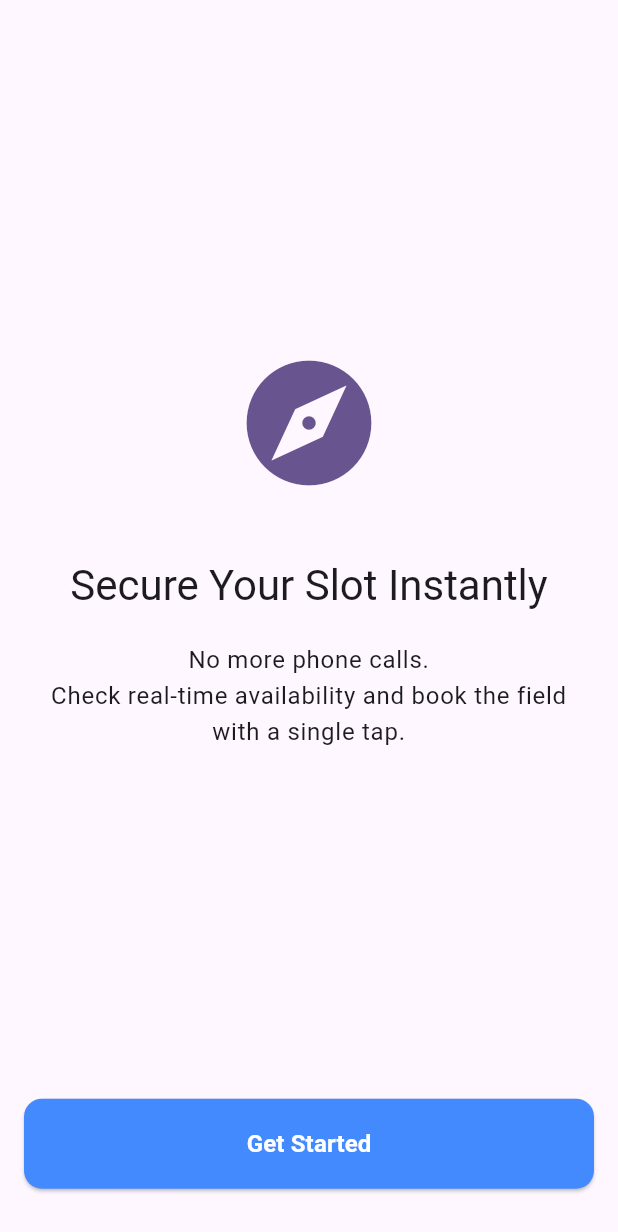
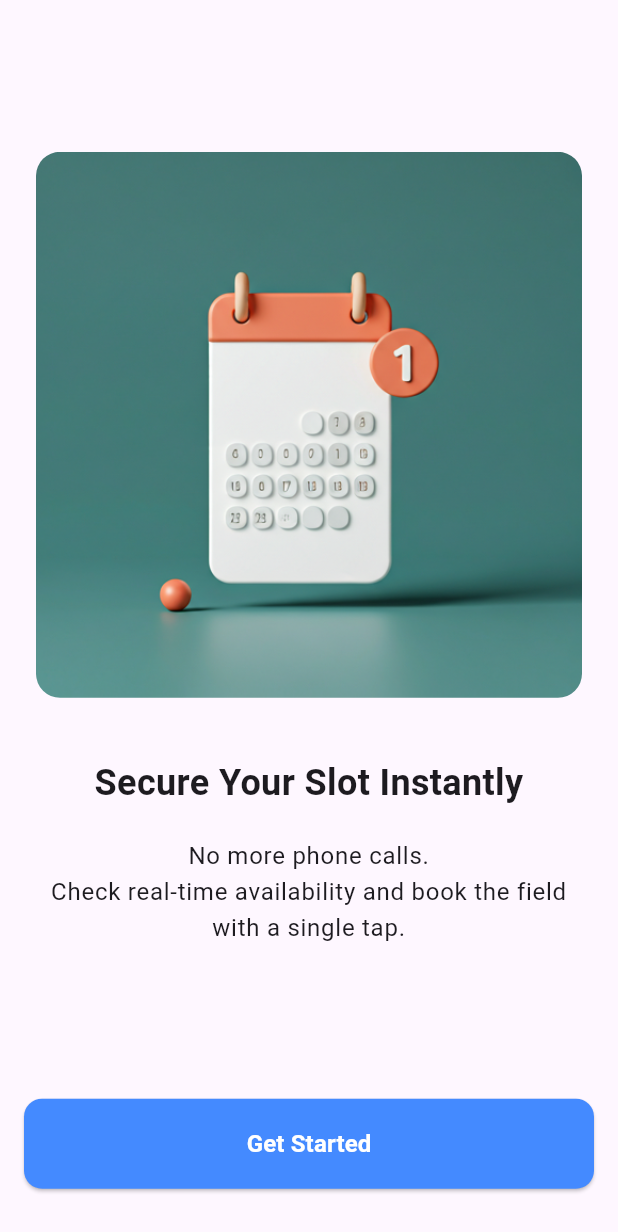
Before and after one commit to ahmedadss2003/kick-off, a Flutter app: the screen it shows after launch, after a tap on "Next", on a phone screen of 412 x 824 dp. Shown: the top 1232 px of the screen. Run offline on Flutter 3.47's test engine with Material 3 defaults, Android fonts, the phone set to English and light mode, and no system bars; our stand-ins replace animated_splash_screen, dio, flutter_screenutil, shared_preferences; network calls fail.

Commit message:
Add SplashScreen with logo and text animation
- Implemented SplashScreen as a StatefulWidget.
- Added logo fade-in and scale animation using AnimationController.
- Introduced text animation to display the word "kickoff" letter by letter.
- Navigated to OnboardingScreen after animations complete.
- Included assets for the logo image.

```diff
--- a/flutter_native_splash.yaml
+++ /dev/null
@@ -1,5 +0,0 @@
-flutter_native_splash:
-  background_image: assets/images/bg_image_splash_screen.png
-  android_12:
-    image: assets/images/splash_screen_android12+.png
-    color: "#0E7533"
--- a/lib/features/onboarding/onboarding_data.dart
+++ b/lib/features/onboarding/onboarding_data.dart
@@ -1,16 +1,14 @@
-import 'package:flutter/material.dart';
-
 const List<Map<String, dynamic>> onboardingPages = [
   {
-    'title': 'Your Game,\n OnTap Away',
+    'title': 'Your Game,\n One Tap Away',
     'description':
         'Secure your spot at the arena instantly,\nNo calls, no waiting — just football.',
-    'icon': Icons.waving_hand,
+    'image': 'assets/images/kickoff_onboaring.png',
   },
   {
     'title': 'Secure Your Slot Instantly',
     'description':
         'No more phone calls.\nCheck real-time availability and book the field with a single tap.',
-    'icon': Icons.explore,
+    'image': 'assets/images/kickoff_onboardingll.png',
   },
 ];
--- a/lib/features/onboarding/onboarding_page.dart
+++ b/lib/features/onboarding/onboarding_page.dart
@@ -3,13 +3,13 @@ import 'package:flutter/material.dart';
 class OnboardingPage extends StatelessWidget {
   final String title;
   final String description;
-  final IconData icon;
+  final String image;
 
   const OnboardingPage({
     super.key,
     required this.title,
     required this.description,
-    required this.icon,
+    required this.image,
   });
 
   @override
@@ -19,11 +19,14 @@ class OnboardingPage extends StatelessWidget {
       child: Column(
         mainAxisAlignment: MainAxisAlignment.center,
         children: [
-          Icon(icon, size: 100, color: Theme.of(context).primaryColor),
+          ClipRRect(
+            borderRadius: BorderRadius.circular(16.0),
+            child: Image.asset(image),
+          ),
           const SizedBox(height: 40),
           Text(
             title,
-            style: Theme.of(context).textTheme.headlineMedium,
+            style: TextStyle(fontSize: 24, fontWeight: FontWeight.bold),
             textAlign: TextAlign.center,
           ),
           const SizedBox(height: 20),
--- a/lib/features/onboarding/onboarding_screen.dart
+++ b/lib/features/onboarding/onboarding_screen.dart
@@ -60,7 +60,7 @@ class _OnboardingScreenState extends State<OnboardingScreen> {
                 return OnboardingPage(
                   title: onboardingPages[index]['title']!,
                   description: onboardingPages[index]['description']!,
-                  icon: onboardingPages[index]['icon'] as IconData,
+                  image: onboardingPages[index]['image'],
                 );
               },
             ),
--- /dev/null
+++ b/lib/features/splash_screen/spalsh_screen.dart
@@ -0,0 +1,106 @@
+import 'package:flutter/material.dart';
+import 'package:kickoff/features/onboarding/onboarding_screen.dart';
+
+class SplashScreen extends StatefulWidget {
+  const SplashScreen({Key? key}) : super(key: key);
+
+  @override
+  State<SplashScreen> createState() => _SplashScreenState();
+}
+
+class _SplashScreenState extends State<SplashScreen>
+    with SingleTickerProviderStateMixin {
+  late AnimationController _controller;
+  late Animation<double> _logoAnimation;
+  String _displayedText = '';
+  final String _fullText = 'kickoff';
+  int _currentIndex = 0;
+
+  @override
+  void initState() {
+    super.initState();
+
+    // Logo fade-in animation
+    _controller = AnimationController(
+      vsync: this,
+      duration: const Duration(milliseconds: 1000),
+    );
+
+    _logoAnimation = Tween<double>(
+      begin: 0.0,
+      end: 1.0,
+    ).animate(CurvedAnimation(parent: _controller, curve: Curves.easeIn));
+
+    _controller.forward();
+
+    Future.delayed(const Duration(milliseconds: 800), () {
+      _animateText();
+    });
+
+    // Navigate to home after animation completes
+    Future.delayed(const Duration(milliseconds: 3500), () {
+      _navigateToHome();
+    });
+  }
+
+  void _animateText() {
+    if (_currentIndex < _fullText.length) {
+      setState(() {
+        _displayedText += _fullText[_currentIndex];
+        _currentIndex++;
+      });
+      Future.delayed(const Duration(milliseconds: 150), _animateText);
+    }
+  }
+
+  void _navigateToHome() {
+    Navigator.of(context).pushReplacement(
+      MaterialPageRoute(builder: (context) => const OnboardingScreen()),
+    );
+  }
+
+  @override
+  void dispose() {
+    _controller.dispose();
+    super.dispose();
+  }
+
+  @override
+  Widget build(BuildContext context) {
+    return Scaffold(
+      backgroundColor: Colors.white,
+      body: Center(
+        child: Column(
+          mainAxisAlignment: MainAxisAlignment.center,
+          children: [
+            FadeTransition(
+              opacity: _logoAnimation,
+              child: ScaleTransition(
+                scale: _logoAnimation,
+                child: Container(
+                  width: 120,
+                  height: 120,
+                  decoration: BoxDecoration(
+                    borderRadius: BorderRadius.circular(20),
+                  ),
+                  child: Image.asset('assets/images/appp_logo.png'),
+                ),
+              ),
+            ),
+            const SizedBox(height: 40),
+            // Animated text
+            Text(
+              _displayedText,
+              style: const TextStyle(
+                fontSize: 36,
+                fontWeight: FontWeight.bold,
+                color: Colors.green,
+                letterSpacing: 2,
+              ),
+            ),
+          ],
+        ),
+      ),
+    );
+  }
+}
--- a/lib/main.dart
+++ b/lib/main.dart
@@ -2,6 +2,8 @@ import 'package:flutter/material.dart';
 import 'package:flutter_screenutil/flutter_screenutil.dart';
 import 'package:kickoff/core/routes_manager/routes_generators.dart';
 import 'package:kickoff/features/onboarding/onboarding_screen.dart';
+import 'package:animated_splash_screen/animated_splash_screen.dart';
+import 'package:kickoff/features/splash_screen/spalsh_screen.dart';
 
 void main() async {
   WidgetsFlutterBinding.ensureInitialized();
@@ -22,45 +24,8 @@ class MyApp extends StatelessWidget {
         theme: ThemeData(
           colorScheme: ColorScheme.fromSeed(seedColor: Colors.deepPurple),
         ),
-        home: const OnboardingScreen(),
+        home: SplashScreen(),
       ),
     );
   }
 }
-
-// class SplashScreen extends StatefulWidget {
-//   const SplashScreen({super.key});
-
-//   @override
-//   State<SplashScreen> createState() => _SplashScreenState();
-// }
-
-// class _SplashScreenState extends State<SplashScreen> {
-//   @override
-//   void initState() {
-//     super.initState();
-//     _checkOnboarding();
-//   }
-
-//   Future<void> _checkOnboarding() async {
-//     final prefs = await SharedPreferences.getInstance();
-//     final onboardingCompleted = prefs.getBool('onboarding_completed') ?? false;
-
-//     if (!mounted) return;
-
-//     if (onboardingCompleted) {
-//       Navigator.of(
-//         context,
-//       ).pushReplacement(MaterialPageRoute(builder: (_) => const LogginView()));
-//     } else {
-//       Navigator.of(context).pushReplacement(
-//         MaterialPageRoute(builder: (_) => const OnboardingScreen()),
-//       );
-//     }
-//   }
-
-//   @override
-//   Widget build(BuildContext context) {
-//     return const Scaffold(body: Center(child: CircularProgressIndicator()));
-//   }
-// }
```
Also changed, not shown: pubspec.yaml (+3 -4 lines), assets/images/kickoff_onboardingll.png (added), assets/images/kickoff_onboaring.png (added), pubspec.lock.
